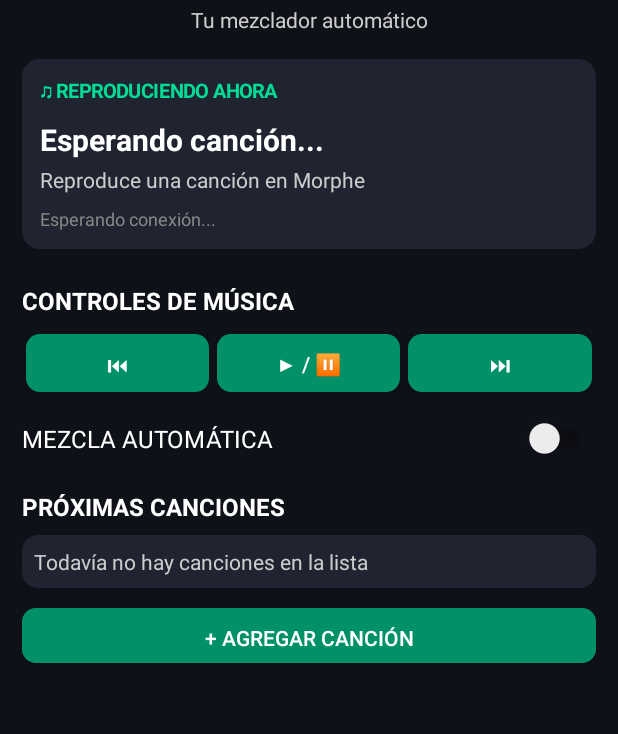
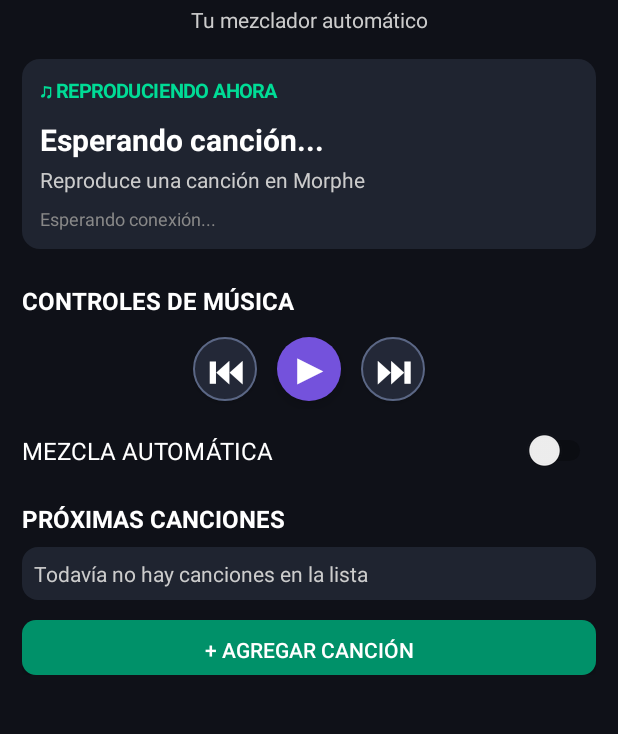
Before and after one commit to Maicol6667/AutoDJMorp, an Android app: the screen it shows after launch (MainActivity), on a phone screen of 412 x 824 dp, the part 86-820 px from its top. Run offline under Robolectric (Android 15) with nearby library versions, the phone set to English and light mode, and no system bars.

Commit message:
Redesign music controls with circular DJ-style icons

```diff
--- a/app/src/main/java/com/autodjmorp/app/MainActivity.kt
+++ b/app/src/main/java/com/autodjmorp/app/MainActivity.kt
@@ -131,9 +131,9 @@ class MainActivity : Activity() {
             gravity = Gravity.CENTER
         }
 
-        val previousButton = makeButton("⏮")
-        val playButton = makeButton("▶ / ⏸")
-        val nextButton = makeButton("⏭")
+        val previousButton = makeControlButton("⏮", false, "Canción anterior")
+        val playButton = makeControlButton("▶", true, "Reproducir o pausar")
+        val nextButton = makeControlButton("⏭", false, "Siguiente canción")
 
         previousButton.setOnClickListener {
             sendMediaCommand("previous")
@@ -147,9 +147,9 @@ class MainActivity : Activity() {
             sendMediaCommand("next")
         }
 
-        controls.addView(previousButton, buttonParams())
-        controls.addView(playButton, buttonParams())
-        controls.addView(nextButton, buttonParams())
+        controls.addView(previousButton, controlButtonParams())
+        controls.addView(playButton, controlButtonParams())
+        controls.addView(nextButton, controlButtonParams())
 
         content.addView(controls)
 
@@ -241,6 +241,44 @@ class MainActivity : Activity() {
                 Color.rgb(0, 145, 105),
                 14
             )
+        }
+    }
+
+    private fun makeControlButton(
+        symbol: String,
+        primary: Boolean,
+        description: String
+    ): TextView {
+        return TextView(this).apply {
+            text = symbol
+            contentDescription = description
+            gravity = Gravity.CENTER
+            textSize = if (primary) 27f else 24f
+            typeface = Typeface.DEFAULT_BOLD
+            setTextColor(Color.WHITE)
+            background = GradientDrawable().apply {
+                shape = GradientDrawable.OVAL
+                setColor(
+                    if (primary) Color.rgb(116, 82, 220)
+                    else Color.rgb(35, 40, 55)
+                )
+                setStroke(
+                    if (primary) 0 else 2,
+                    if (primary) Color.TRANSPARENT else Color.rgb(91, 103, 133)
+                )
+            }
+            elevation = if (primary) 8f else 3f
+            isClickable = true
+            isFocusable = true
+        }
+    }
+
+    private fun controlButtonParams(): LinearLayout.LayoutParams {
+        return LinearLayout.LayoutParams(
+            64,
+            64
+        ).apply {
+            setMargins(10, 8, 10, 8)
         }
     }
 
```
